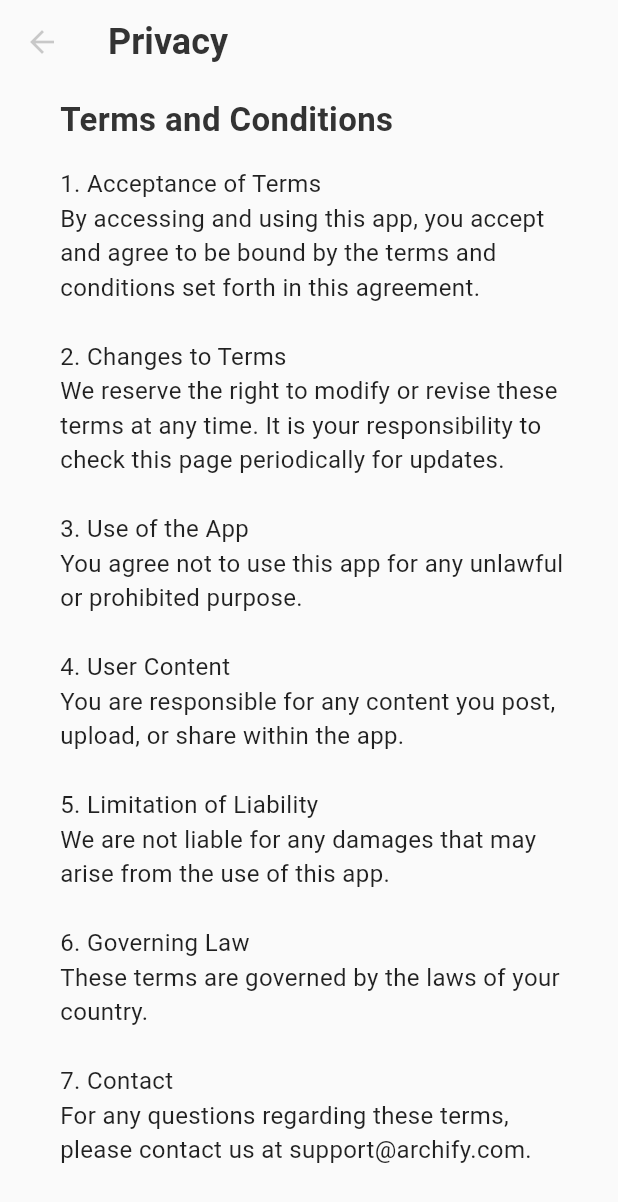
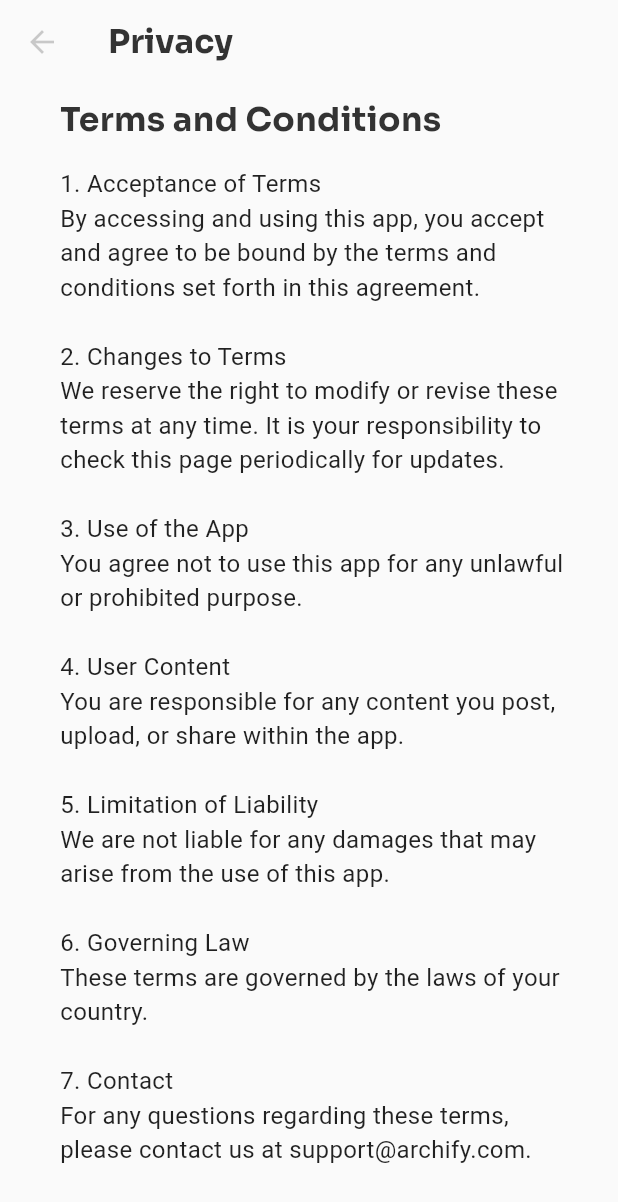
Before and after one commit to jansencruz23/archify, a Flutter app: the TermsAndConditionsPage screen opened directly, on a phone screen of 412 x 824 dp. Shown: the top 1202 px of the screen. Run offline on Flutter 3.47's test engine with Material 3 defaults, Android fonts, the phone set to English and light mode, and no system bars; our stand-ins replace animated_splash_screen, carousel_slider, cloud_firestore, dio, firebase_auth, firebase_core and 9 more; missing offline and left inert: gal, mobile_scanner, rate_my_app; accounts and stored records are empty; network calls fail.

Commit message:
:lipstick: Enhance terms and conditions design

```diff
--- a/lib/pages/full_screen_image.dart
+++ b/lib/pages/full_screen_image.dart
@@ -38,7 +38,7 @@ class FullScreenImage extends StatelessWidget {
       body: Padding(
         padding: const EdgeInsets.only(top: 45),
         child: Row(
-          mainAxisAlignment: MainAxisAlignment.center, // Centers horizontally
+          mainAxisAlignment: MainAxisAlignment.center,
           children: [
             Expanded(
               child: SingleChildScrollView(
--- a/lib/pages/terms_and_condition_page.dart
+++ b/lib/pages/terms_and_condition_page.dart
@@ -10,7 +10,8 @@ class TermsAndConditionsPage extends StatelessWidget {
         title: Text(
           'Privacy',
           style: TextStyle(
-              fontSize: 24,
+              fontFamily: 'Sora',
+              fontSize: 22,
               fontWeight: FontWeight.bold,
               color: Theme.of(context).colorScheme.inversePrimary),
         ),
@@ -24,6 +25,7 @@ class TermsAndConditionsPage extends StatelessWidget {
             Text(
               'Terms and Conditions',
               style: TextStyle(
+                  fontFamily: 'Sora',
                   fontSize: 22,
                   fontWeight: FontWeight.bold,
                   color: Theme.of(context).colorScheme.inversePrimary),
@@ -51,6 +53,7 @@ class TermsAndConditionsPage extends StatelessWidget {
               child: Text(
                 'Last updated: [30.11.2024]',
                 style: TextStyle(
+                    fontFamily: 'Sora',
                     fontSize: 14,
                     fontStyle: FontStyle.italic,
                     color: Theme.of(context).colorScheme.inversePrimary),
```
